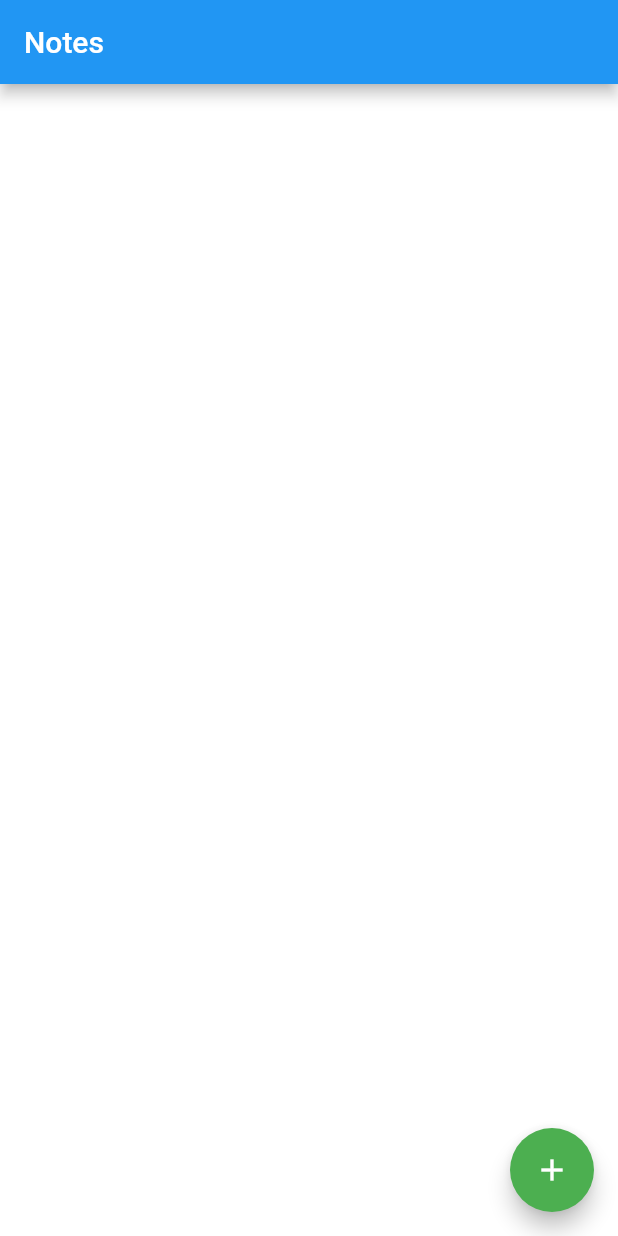
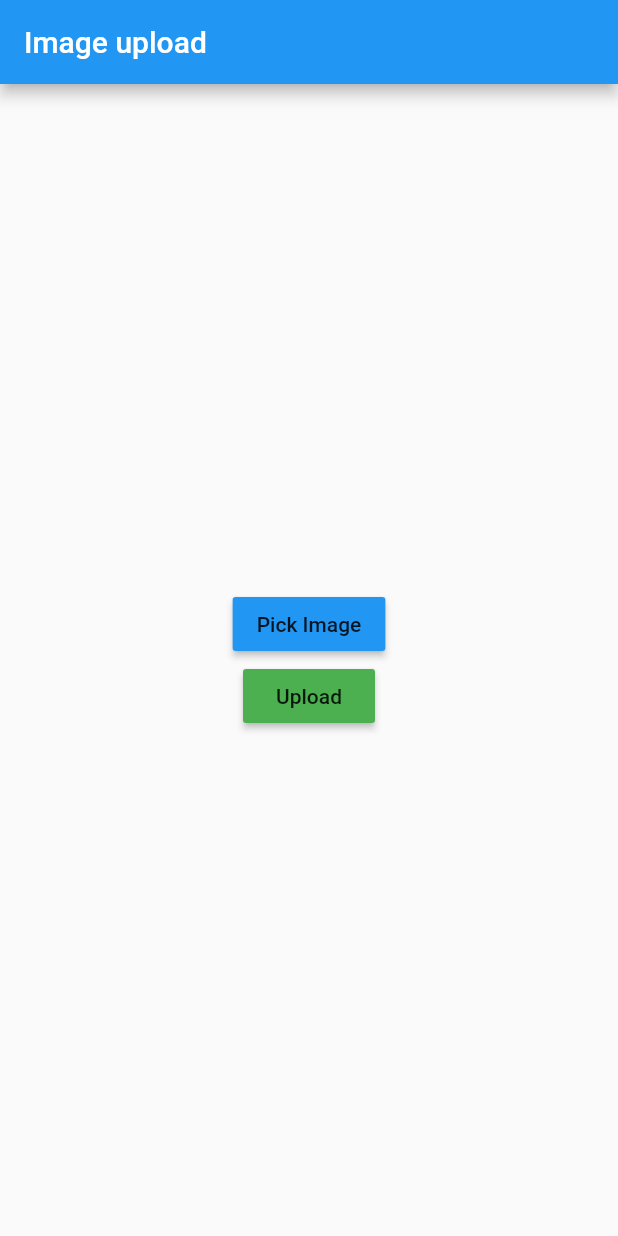
Before and after one commit to sharmashashi/basics, a Flutter app: the screen it shows after launch, on a phone screen of 412 x 824 dp. Run offline on Flutter 3.47's test engine with Material 2 defaults, Android fonts, the phone set to English and light mode, and no system bars; our stand-ins replace cloud_firestore, firebase_core, firebase_storage, image_picker; accounts and stored records are empty.

Commit message:
uploaded image to firebase storage

```diff
--- a/lib/main.dart
+++ b/lib/main.dart
@@ -1,9 +1,10 @@
 import 'package:firebase_core/firebase_core.dart';
+import 'package:firstproject/screens/image_upload.dart';
 import 'package:firstproject/screens/note/NoteDemo.dart';
 import 'package:flutter/material.dart';
 
 void main() async {
   WidgetsFlutterBinding.ensureInitialized();
   await Firebase.initializeApp();
-  runApp(MaterialApp(debugShowCheckedModeBanner: false, home: NoteDemo()));
+  runApp(MaterialApp(debugShowCheckedModeBanner: false, home: ImageUpload()));
 }
--- /dev/null
+++ b/lib/screens/image_upload.dart
@@ -0,0 +1,88 @@
+import 'dart:io';
+
+import 'package:firebase_storage/firebase_storage.dart';
+import 'package:flutter/material.dart';
+import 'package:image_picker/image_picker.dart';
+
+class ImageUpload extends StatefulWidget {
+  @override
+  _ImageUploadState createState() => _ImageUploadState();
+}
+
+class _ImageUploadState extends State<ImageUpload> {
+  File file;
+  Widget image = SizedBox();
+  Widget uploadedImage = SizedBox();
+  @override
+  Widget build(BuildContext context) {
+    return Scaffold(
+      appBar: AppBar(
+        title: Text("Image upload"),
+      ),
+      body: Center(
+        child: Column(
+          crossAxisAlignment: CrossAxisAlignment.center,
+          mainAxisAlignment: MainAxisAlignment.center,
+          children: [
+            MaterialButton(
+              onPressed: () async {
+                final ImagePicker picker = ImagePicker();
+                PickedFile imageFile =
+                    await picker.getImage(source: ImageSource.gallery);
+
+                if (imageFile != null) {
+                  file = File(imageFile.path);
+                  image = Image.file(
+                    file,
+                    height: 300,
+                  );
+                  setState(() {});
+                } else {
+                  print("image not picked");
+                }
+              },
+              child: Text("Pick Image"),
+              color: Colors.blue,
+            ),
+
+            ///
+            ///
+            ///
+            ///
+            image,
+
+            ///
+            ///
+            ///
+            ///
+            ///
+            MaterialButton(
+              onPressed: () async {
+                FirebaseStorage storage = FirebaseStorage.instance;
+
+                StorageReference reference = storage.ref().child("childPath");
+                StorageUploadTask upTask = reference.putFile(file);
+
+                StorageTaskSnapshot snap = await upTask.onComplete;
+                String url = await snap.ref.getDownloadURL();
+                setState(() {
+                  uploadedImage = Image.network(
+                    url,
+                    height: 200,
+                  );
+                });
+              },
+              child: Text("Upload"),
+              color: Colors.green,
+            ),
+
+            ////
+            ///
+            ///
+            uploadedImage
+          ],
+        ),
+      ),
+    );
+  }
+}
--- a/pubspec.yaml
+++ b/pubspec.yaml
@@ -23,6 +23,9 @@ environment:
 dependencies:
   cloud_firestore: ^0.14.2
   firebase_core: ^0.5.1
+  firebase_storage: 4.0.1
+  image_picker: 0.6.7
+
   flutter:
     sdk: flutter
 
```
Also changed, not shown: pubspec.lock.
